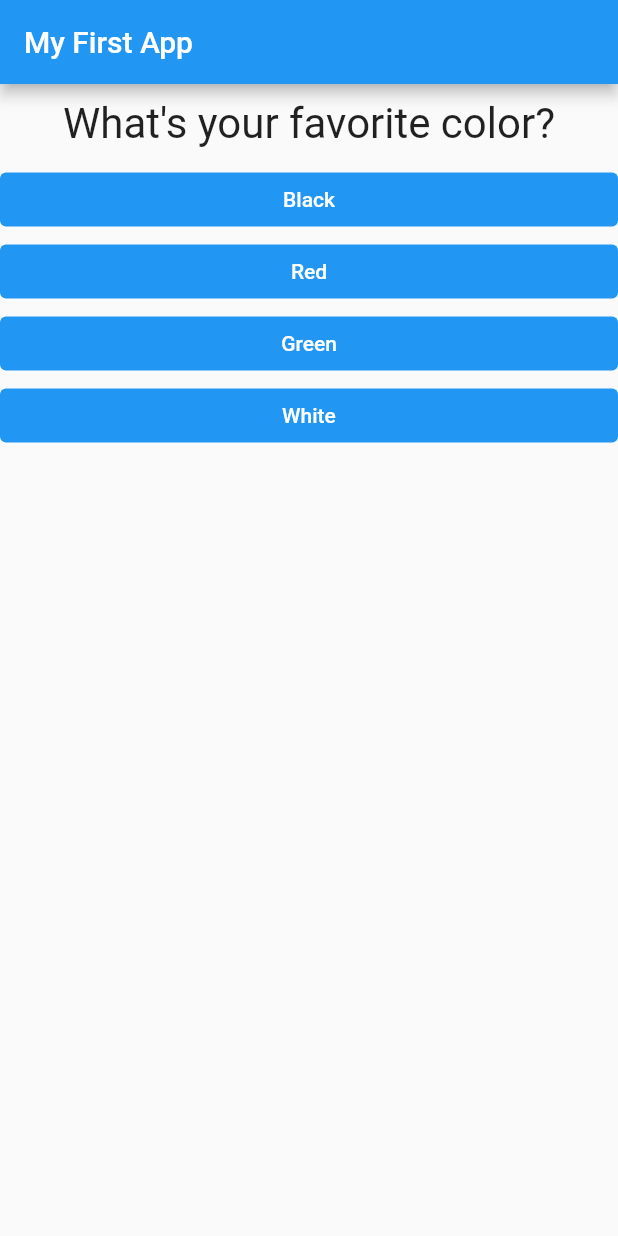
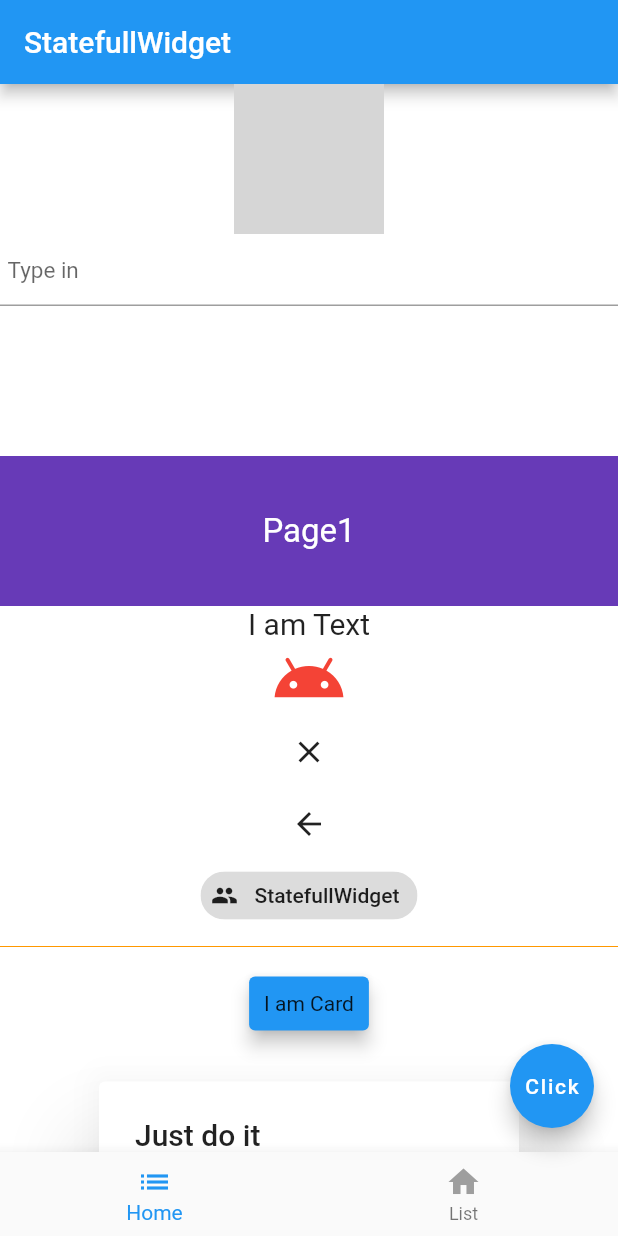
Before and after one commit to alexlee910116/flutter_complete_guide, a Flutter app: the screen it shows after launch, on a phone screen of 412 x 824 dp. Run offline on Flutter 3.47's test engine with Material 2 defaults, Android fonts, the light colour scheme and no system bars; missing offline and left inert: flutter_color_plugin; network calls fail; grey boxes are pictures that could not be loaded.

Commit message:
statelessWidget&StatefullWidget

```diff
--- a/lib/answer.dart
+++ b/lib/answer.dart
@@ -1,4 +1,5 @@
 import 'package:flutter/material.dart';
+import 'package:flutter_color_plugin/flutter_color_plugin.dart';
 
 
 class Answer extends StatelessWidget {
@@ -13,7 +14,7 @@ class Answer extends StatelessWidget {
       width: double.infinity,
       child: TextButton(
         style: TextButton.styleFrom(
-          backgroundColor: Colors.blue,
+          backgroundColor: ColorUtil.color('#a1FF5733'),
           foregroundColor: Colors.white,
         ),
         child: Text(anserText),
--- a/lib/main.dart
+++ b/lib/main.dart
@@ -1,9 +1,11 @@
 import 'package:flutter/material.dart';
+import 'package:flutter_complete_guide/stateful_group.dart';
+import 'package:flutter_complete_guide/stateless_group.dart';
 import './question.dart';
 import './answer.dart';
 
 void main() {
-  runApp(MyApp());
+  runApp(StatefullGroup());
 }
 
 class MyApp extends StatefulWidget {
--- /dev/null
+++ b/lib/stateful_group.dart
@@ -0,0 +1,147 @@
+// ignore_for_file: prefer_const_literals_to_create_immutables, prefer_const_constructors, sort_child_properties_last
+
+import 'package:flutter/material.dart';
+import 'package:flutter/src/widgets/framework.dart';
+import 'package:flutter/src/widgets/placeholder.dart';
+
+class StatefullGroup extends StatefulWidget {
+  @override
+  _StatefullGroup createState() => _StatefullGroup();
+}
+
+class _StatefullGroup extends State<StatefullGroup> {
+  int _currentIndex = 0;
+  @override
+  Widget build(BuildContext context) {
+    return MaterialApp(
+      title: 'StatefullWidget',
+      theme: ThemeData(
+        primarySwatch: Colors.blue,
+      ),
+      home: Scaffold(
+        appBar: AppBar(title: Text('StatefullWidget')),
+        bottomNavigationBar: BottomNavigationBar(
+            currentIndex: _currentIndex,
+            onTap: (index) {
+              setState(() {
+                _currentIndex = index;
+              });
+            },
+            items: [
+              BottomNavigationBarItem(
+                  icon: Icon(
+                    Icons.home,
+                    color: Colors.grey,
+                  ),
+                  activeIcon: Icon(
+                    Icons.list,
+                    color: Colors.blue,
+                  ),
+                  label: ('Home')),
+              BottomNavigationBarItem(
+                  icon: Icon(
+                    Icons.home,
+                    color: Colors.grey,
+                  ),
+                  activeIcon: Icon(
+                    Icons.list,
+                    color: Colors.blue,
+                  ),
+                  label: ('List'))
+            ]),
+        floatingActionButton: FloatingActionButton(
+          onPressed: null,
+          child: Text('Click'),
+        ),
+        body: _currentIndex == 0
+            ? RefreshIndicator(
+                child:
+                ListView(
+                   children: [Container(
+                  decoration: BoxDecoration(color: Colors.white),
+                  alignment: Alignment.center,
+                  child: Column(
+                    children: [
+                      Image.network('http://www.devio.org/img/avatar.png',
+                      width: 100,
+                      height: 100,),
+                      TextField(
+                        decoration: InputDecoration(
+                          contentPadding: EdgeInsets.fromLTRB(5, 0, 0, 0),
+                          hintText: 'Type in',
+                          hintStyle: TextStyle(fontSize: 15)
+                        ),
+                      ),
+                      Container(
+                        height: 100,
+                        margin: EdgeInsets.only(top:100),
+                        decoration: BoxDecoration(color: Colors.lightBlue),
+                        child: PageView(
+                          children: [
+                            _item('Page1', Colors.deepPurple),
+                            _item('Page2', Colors.yellowAccent),
+                            _item('Page3', Colors.greenAccent)
+                          ],
+                        ),
+                      ),
+                      Text(
+                        'I am Text',
+                        style: TextStyle(
+                          fontSize: 20,
+                        ),
+                      ),
+                      Icon(
+                        Icons.android,
+                        size: 50,
+                        color: Colors.red,
+                      ),
+                      CloseButton(),
+                      BackButton(),
+                      Chip(
+                        avatar: Icon(Icons.people),
+                        label: Text('StatefullWidget'),
+                      ),
+                      Divider(
+                        height: 20,
+                        indent: 0,
+                        color: Colors.orange,
+                      ),
+                      Card(
+                        color: Colors.blue,
+                        elevation: 5,
+                        margin: EdgeInsets.all(10),
+                        child: Container(
+                          padding: EdgeInsets.all(10),
+                          child: Text(
+                            'I am Card',
+                            style: TextStyle(),
+                          ),
+                        ),
+                      ),
+                      AlertDialog(
+                        title: Text('Just do it '),
+                        content: Text('Everything is possible'),
+                      )
+                    ],
+                  ),
+                ),],
+              ),
+                onRefresh: _handleRefresh)
+            : Text('List'),
+      ),
+    );
+  }
+
+  Future<Null> _handleRefresh() async {
+    await Future.delayed(Duration(milliseconds: 200));
+    return null;
+  }
+}
+
+_item(String title,Color color) {
+  return Container(
+    alignment: Alignment.center,
+    decoration: BoxDecoration(color: color),
+    child: Text(title,style: TextStyle(fontSize: 22,color: Colors.white),),
+  );
+}
--- /dev/null
+++ b/lib/stateless_group.dart
@@ -0,0 +1,66 @@
+// ignore_for_file: prefer_const_literals_to_create_immutables, prefer_const_constructors
+
+import 'package:flutter/material.dart';
+import 'package:flutter/src/widgets/framework.dart';
+import 'package:flutter/src/widgets/placeholder.dart';
+
+class StalessGroup extends StatelessWidget {
+  @override
+  Widget build(BuildContext context) {
+    return MaterialApp(
+      title: 'StalessWidget',
+      theme: ThemeData(
+        primarySwatch: Colors.blue,
+      ),
+      home: Scaffold(
+        appBar: AppBar(title: Text('StatelessWidget')),
+        body: Container(
+          decoration: BoxDecoration(color: Colors.white),
+          alignment: Alignment.center,
+          child: Column(
+            children: [
+              Text(
+                'I am Text',
+                style: TextStyle(
+                  fontSize: 20,
+                ),
+              ),
+              Icon(
+                Icons.android,
+                size: 50,
+                color: Colors.red,
+              ),
+              CloseButton(),
+              BackButton(),
+              Chip(
+                avatar: Icon(Icons.people),
+                label: Text('StalessWidget'),
+                ),
+              Divider(
+                height: 20,
+                indent: 0,
+                color: Colors.orange,
+              ),
+              Card(
+                color: Colors.blue,
+                elevation: 5,
+                margin: EdgeInsets.all(10),
+                child: Container(
+                  padding: EdgeInsets.all(10),
+                  child: Text(
+                    'I am Card',
+                    style: TextStyle(),
+                  ),
+                ),
+              ),
+              AlertDialog(
+                title: Text('Just do it '),
+                content: Text('Everything is possible'),
+              )
+            ],
+          ),
+        ),
+      ),
+    );
+  }
+}
--- a/pubspec.yaml
+++ b/pubspec.yaml
@@ -35,6 +35,7 @@ dependencies:
   # The following adds the Cupertino Icons font to your application.
   # Use with the CupertinoIcons class for iOS style icons.
   cupertino_icons: ^1.0.2
+  flutter_color_plugin: ^1.1.0
 
 dev_dependencies:
   flutter_test:
```
Also changed, not shown: pubspec.lock.
